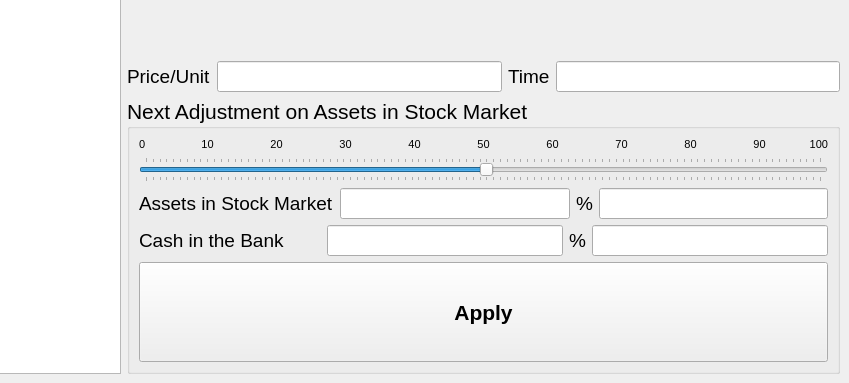
This is Main.ui in alfa-ryano/Brownian as Qt 5 draws it before an edit; both pictures show x 272 to 1121 and y 477 to 860 of the 1121 by 860 pixel window. The edited form follows.
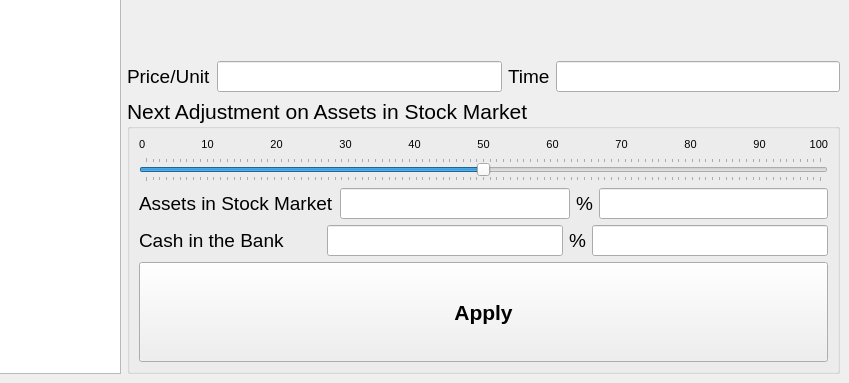
This is the edited form.

Commit message:
Fix Slider Scale Text Posiition
Fix Slider Scale Text Posiition

What changed in the file:
```diff
--- a/Main.ui
+++ b/Main.ui
@@ -301,12 +301,21 @@
                <pointsize>8</pointsize>
               </font>
              </property>
+             <property name="frameShape">
+              <enum>QFrame::NoFrame</enum>
+             </property>
+             <property name="lineWidth">
+              <number>0</number>
+             </property>
              <property name="text">
               <string>0</string>
              </property>
              <property name="alignment">
               <set>Qt::AlignLeading|Qt::AlignLeft|Qt::AlignVCenter</set>
              </property>
+             <property name="indent">
+              <number>0</number>
+             </property>
             </widget>
            </item>
            <item>
@@ -316,12 +325,21 @@
                <pointsize>8</pointsize>
               </font>
              </property>
+             <property name="frameShape">
+              <enum>QFrame::NoFrame</enum>
+             </property>
+             <property name="lineWidth">
+              <number>0</number>
+             </property>
              <property name="text">
               <string>10</string>
              </property>
              <property name="alignment">
               <set>Qt::AlignCenter</set>
              </property>
+             <property name="indent">
+              <number>0</number>
+             </property>
             </widget>
            </item>
            <item>
@@ -331,12 +349,21 @@
                <pointsize>8</pointsize>
               </font>
              </property>
+             <property name="frameShape">
+              <enum>QFrame::NoFrame</enum>
+             </property>
+             <property name="lineWidth">
+              <number>0</number>
+             </property>
              <property name="text">
               <string>20</string>
              </property>
              <property name="alignment">
               <set>Qt::AlignCenter</set>
              </property>
+             <property name="indent">
+              <number>0</number>
+             </property>
             </widget>
            </item>
            <item>
@@ -346,12 +373,21 @@
                <pointsize>8</pointsize>
               </font>
              </property>
+             <property name="frameShape">
+              <enum>QFrame::NoFrame</enum>
+             </property>
+             <property name="lineWidth">
+              <number>0</number>
+             </property>
              <property name="text">
               <string>30</string>
              </property>
              <property name="alignment">
               <set>Qt::AlignCenter</set>
              </property>
+             <property name="indent">
+              <number>0</number>
+             </property>
             </widget>
            </item>
            <item>
@@ -361,12 +397,21 @@
                <pointsize>8</pointsize>
               </font>
              </property>
+             <property name="frameShape">
+              <enum>QFrame::NoFrame</enum>
+             </property>
+             <property name="lineWidth">
+              <number>0</number>
+             </property>
              <property name="text">
               <string>40</string>
              </property>
              <property name="alignment">
               <set>Qt::AlignCenter</set>
              </property>
+             <property name="indent">
+              <number>0</number>
+             </property>
             </widget>
            </item>
            <item>
@@ -376,12 +421,21 @@
                <pointsize>8</pointsize>
               </font>
              </property>
+             <property name="frameShape">
+              <enum>QFrame::NoFrame</enum>
+             </property>
+             <property name="lineWidth">
+              <number>0</number>
+             </property>
              <property name="text">
               <string>50</string>
              </property>
              <property name="alignment">
               <set>Qt::AlignCenter</set>
              </property>
+             <property name="indent">
+              <number>0</number>
+             </property>
             </widget>
            </item>
            <item>
@@ -391,12 +445,21 @@
                <pointsize>8</pointsize>
               </font>
              </property>
+             <property name="frameShape">
+              <enum>QFrame::NoFrame</enum>
+             </property>
+             <property name="lineWidth">
+              <number>0</number>
+             </property>
              <property name="text">
               <string>60</string>
              </property>
              <property name="alignment">
               <set>Qt::AlignCenter</set>
              </property>
+             <property name="indent">
+              <number>0</number>
+             </property>
             </widget>
            </item>
            <item>
@@ -406,12 +469,21 @@
                <pointsize>8</pointsize>
               </font>
              </property>
+             <property name="frameShape">
+              <enum>QFrame::NoFrame</enum>
+             </property>
+             <property name="lineWidth">
+              <number>0</number>
+             </property>
              <property name="text">
               <string>70</string>
              </property>
              <property name="alignment">
               <set>Qt::AlignCenter</set>
              </property>
+             <property name="indent">
+              <number>0</number>
+             </property>
             </widget>
            </item>
            <item>
@@ -421,12 +493,21 @@
                <pointsize>8</pointsize>
               </font>
              </property>
+             <property name="frameShape">
+              <enum>QFrame::NoFrame</enum>
+             </property>
+             <property name="lineWidth">
+              <number>0</number>
+             </property>
              <property name="text">
               <string>80</string>
              </property>
              <property name="alignment">
               <set>Qt::AlignCenter</set>
              </property>
+             <property name="indent">
+              <number>0</number>
+             </property>
             </widget>
            </item>
            <item>
@@ -436,12 +517,21 @@
                <pointsize>8</pointsize>
               </font>
              </property>
+             <property name="frameShape">
+              <enum>QFrame::NoFrame</enum>
+             </property>
+             <property name="lineWidth">
+              <number>0</number>
+             </property>
              <property name="text">
               <string>90</string>
              </property>
              <property name="alignment">
               <set>Qt::AlignCenter</set>
              </property>
+             <property name="indent">
+              <number>0</number>
+             </property>
             </widget>
            </item>
            <item>
@@ -451,12 +541,21 @@
                <pointsize>8</pointsize>
               </font>
              </property>
+             <property name="frameShape">
+              <enum>QFrame::NoFrame</enum>
+             </property>
+             <property name="lineWidth">
+              <number>0</number>
+             </property>
              <property name="text">
               <string>100</string>
              </property>
              <property name="alignment">
               <set>Qt::AlignRight|Qt::AlignTrailing|Qt::AlignVCenter</set>
              </property>
+             <property name="indent">
+              <number>0</number>
+             </property>
             </widget>
            </item>
           </layout>
@@ -465,6 +564,9 @@
           <layout class="QHBoxLayout" name="horizontalLayout_6">
            <item>
             <widget class="QSlider" name="horizontalSlider">
+             <property name="maximum">
+              <number>100</number>
+             </property>
              <property name="sliderPosition">
               <number>50</number>
              </property>
```
Left out of the diff: 15 changed lines with no effect on the pictures. The commit also changes 5 other files.
